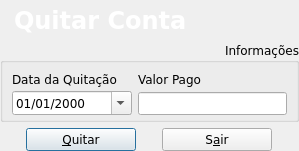
This is Projects/Blink/Plugins/financier/paidaccount.ui in MarcoBueno1/qrad as Qt 5 draws it before an edit. The edited form follows.
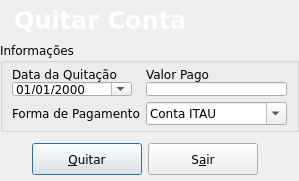
This is the edited form. Icons and pictures are not drawn. Custom widgets are drawn as their Qt base class.

The edit to the form file:
```diff
--- a/Projects/Blink/Plugins/financier/paidaccount.ui
+++ b/Projects/Blink/Plugins/financier/paidaccount.ui
@@ -10,7 +10,7 @@
     <x>0</x>
     <y>0</y>
     <width>299</width>
-    <height>151</height>
+    <height>181</height>
    </rect>
   </property>
   <property name="maximumSize">
@@ -22,14 +22,6 @@
   <property name="windowTitle">
    <string>Quitar Conta</string>
   </property>
-  <layout class="QGridLayout" name="gridLayout_2">
-   <property name="margin">
-    <number>0</number>
-   </property>
-   <property name="spacing">
-    <number>0</number>
-   </property>
-   <item row="0" column="0">
     <widget class="QFrame" name="topmenu">
      <property name="minimumSize">
       <size>
@@ -273,87 +265,15 @@
       </property>
      </widget>
     </widget>
-   </item>
-   <item row="3" column="0">
-    <layout class="QHBoxLayout" name="horizontalLayout_2">
-     <property name="leftMargin">
-      <number>0</number>
-     </property>
-     <property name="topMargin">
-      <number>6</number>
-     </property>
-     <item>
-      <widget class="QPushButton" name="btnSave">
-       <property name="minimumSize">
-        <size>
-         <width>110</width>
-         <height>0</height>
-        </size>
-       </property>
-       <property name="maximumSize">
-        <size>
-         <width>110</width>
-         <height>16777215</height>
-        </size>
-       </property>
-       <property name="font">
-        <font>
-         <family>Verdana</family>
-        </font>
-       </property>
-       <property name="text">
-        <string>&amp;Quitar</string>
-       </property>
-       <property name="icon">
-        <iconset resource="../../../icons/resources.qrc">
-         <normaloff>:/png/money-icon.png</normaloff>:/png/money-icon.png</iconset>
-       </property>
-       <property name="iconSize">
-        <size>
-         <width>24</width>
-         <height>24</height>
-        </size>
-       </property>
-      </widget>
-     </item>
-     <item>
-      <widget class="QPushButton" name="btnExit">
-       <property name="minimumSize">
-        <size>
-         <width>110</width>
-         <height>0</height>
-        </size>
-       </property>
-       <property name="maximumSize">
-        <size>
-         <width>110</width>
-         <height>16777215</height>
-        </size>
-       </property>
-       <property name="font">
-        <font>
-         <family>Verdana</family>
-        </font>
-       </property>
-       <property name="text">
-        <string>S&amp;air</string>
-       </property>
-       <property name="icon">
-        <iconset resource="../../../icons/resources.qrc">
-         <normaloff>:/png/shutdown-icon.png</normaloff>:/png/shutdown-icon.png</iconset>
-       </property>
-       <property name="iconSize">
-        <size>
-         <width>24</width>
-         <height>24</height>
-        </size>
-       </property>
-      </widget>
-     </item>
-    </layout>
-   </item>
-   <item row="1" column="0">
     <widget class="QGroupBox" name="groupBox">
+   <property name="geometry">
+    <rect>
+     <x>0</x>
+     <y>42</y>
+     <width>299</width>
+     <height>90</height>
+    </rect>
+   </property>
      <property name="minimumSize">
       <size>
        <width>0</width>
@@ -376,7 +296,7 @@
       <string>Informações</string>
      </property>
      <property name="alignment">
-      <set>Qt::AlignRight|Qt::AlignTop|Qt::AlignTrailing</set>
+    <set>Qt::AlignLeading|Qt::AlignLeft|Qt::AlignTop</set>
      </property>
      <layout class="QGridLayout" name="gridLayout">
       <property name="topMargin">
@@ -454,22 +374,129 @@
         </item>
        </layout>
       </item>
-     </layout>
-    </widget>
-   </item>
-  </layout>
+    <item row="1" column="0">
+     <widget class="QLabel" name="label_3">
+      <property name="text">
+       <string>Forma de Pagamento</string>
+      </property>
+     </widget>
+    </item>
+    <item row="1" column="1">
+     <widget class="SComboBox" name="comboBox">
+      <property name="editable">
+       <bool>true</bool>
+      </property>
+      <item>
+       <property name="text">
+        <string>Conta ITAU</string>
+       </property>
+      </item>
+      <item>
+       <property name="text">
+        <string>Dinheiro</string>
+       </property>
+      </item>
+     </widget>
+    </item>
+   </layout>
+  </widget>
+  <widget class="QPushButton" name="btnSave">
+   <property name="geometry">
+    <rect>
+     <x>32</x>
+     <y>143</y>
+     <width>110</width>
+     <height>32</height>
+    </rect>
+   </property>
+   <property name="minimumSize">
+    <size>
+     <width>110</width>
+     <height>0</height>
+    </size>
+   </property>
+   <property name="maximumSize">
+    <size>
+     <width>110</width>
+     <height>16777215</height>
+    </size>
+   </property>
+   <property name="font">
+    <font>
+     <family>Verdana</family>
+    </font>
+   </property>
+   <property name="text">
+    <string>&amp;Quitar</string>
+   </property>
+   <property name="icon">
+    <iconset resource="../../icons/resources.qrc">
+     <normaloff>:/png/money-icon.png</normaloff>:/png/money-icon.png</iconset>
+   </property>
+   <property name="iconSize">
+    <size>
+     <width>24</width>
+     <height>24</height>
+    </size>
+   </property>
+  </widget>
+  <widget class="QPushButton" name="btnExit">
+   <property name="geometry">
+    <rect>
+     <x>148</x>
+     <y>143</y>
+     <width>110</width>
+     <height>32</height>
+    </rect>
+   </property>
+   <property name="minimumSize">
+    <size>
+     <width>110</width>
+     <height>0</height>
+    </size>
+   </property>
+   <property name="maximumSize">
+    <size>
+     <width>110</width>
+     <height>16777215</height>
+    </size>
+   </property>
+   <property name="font">
+    <font>
+     <family>Verdana</family>
+    </font>
+   </property>
+   <property name="text">
+    <string>S&amp;air</string>
+   </property>
+   <property name="icon">
+    <iconset resource="../../icons/resources.qrc">
+     <normaloff>:/png/shutdown-icon.png</normaloff>:/png/shutdown-icon.png</iconset>
+   </property>
+   <property name="iconSize">
+    <size>
+     <width>24</width>
+     <height>24</height>
+    </size>
+   </property>
+  </widget>
  </widget>
  <customwidgets>
-  <customwidget>
-   <class>QRadLineEditEnter</class>
-   <extends>QLineEdit</extends>
-   <header location="global">qradlineeditenter.h</header>
-  </customwidget>
   <customwidget>
    <class>DSMDateEditEnter</class>
    <extends>QDateEdit</extends>
    <header location="global">dsmdateeditenter.h</header>
   </customwidget>
+  <customwidget>
+   <class>SComboBox</class>
+   <extends>QComboBox</extends>
+   <header location="global">scombobox.h</header>
+  </customwidget>
+  <customwidget>
+   <class>QRadLineEditEnter</class>
+   <extends>QLineEdit</extends>
+   <header location="global">qradlineeditenter.h</header>
+  </customwidget>
  </customwidgets>
  <tabstops>
   <tabstop>dateEditPaidDate</tabstop>
```
Left out of the diff: 13 changed lines with no effect on the pictures. Lines whose indentation alone changed are shown as unchanged.
